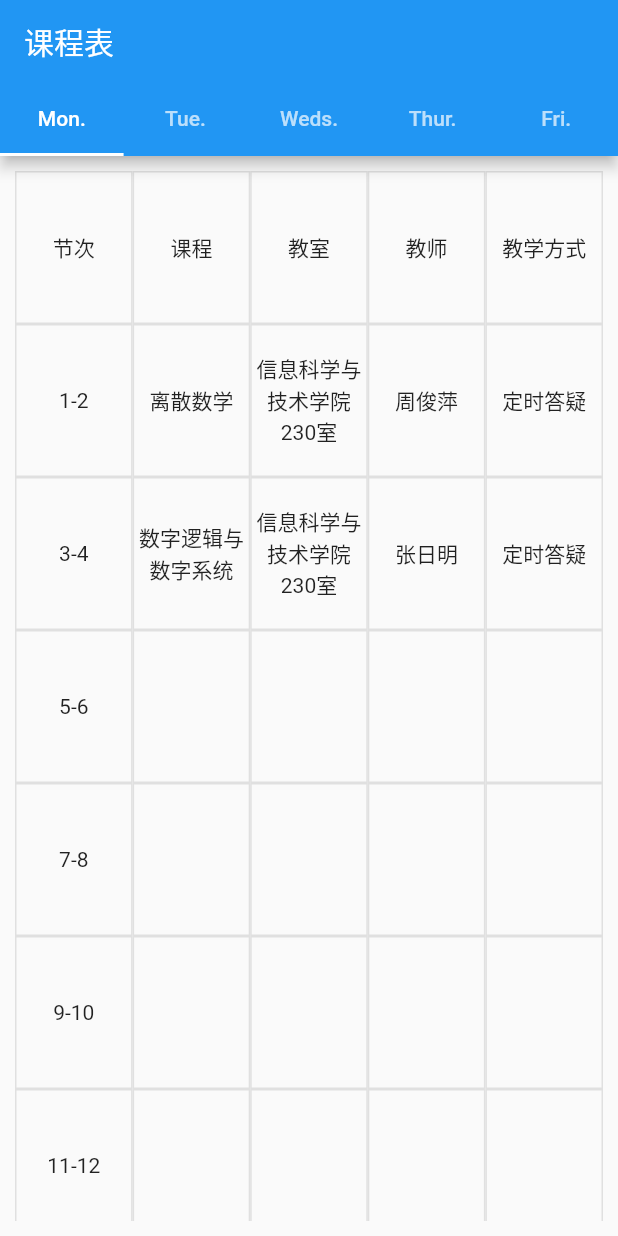
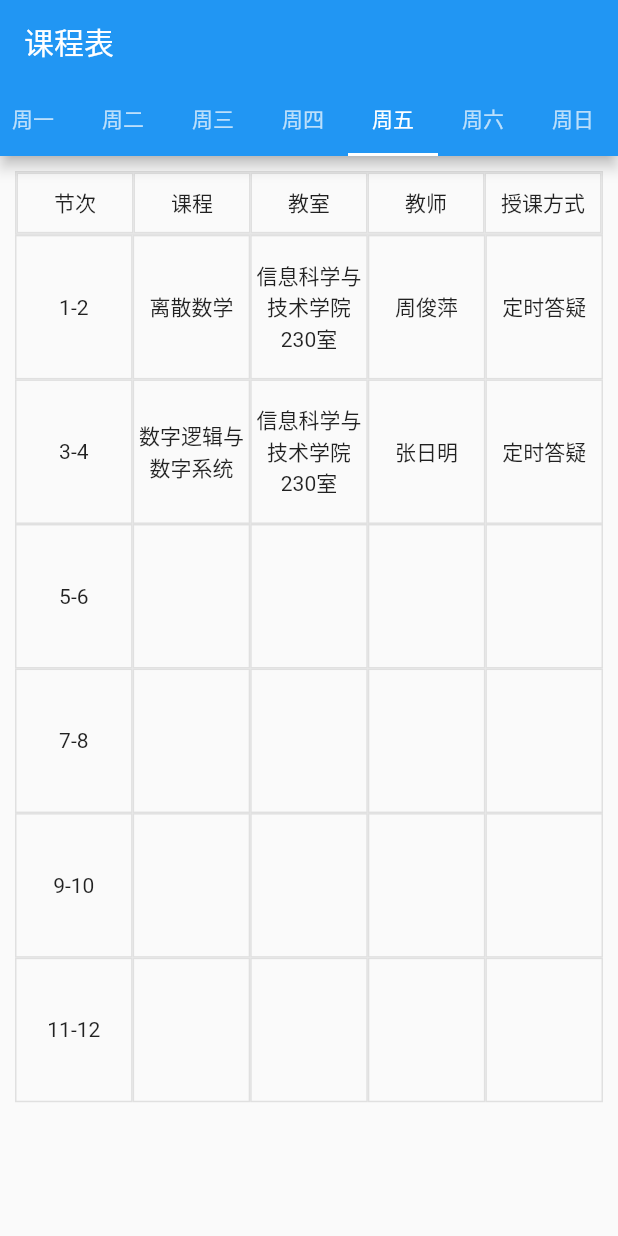
Before and after one commit to Hope-Studio/flutter-practice, a Flutter app: the screen it shows after launch, on a phone screen of 412 x 824 dp. Run offline on Flutter 3.47's test engine with Material 2 defaults, Android fonts, the light colour scheme and no system bars.

Commit message:
demo1: set the current weekday as the initial index

```diff
--- a/lib/main.dart
+++ b/lib/main.dart
@@ -1,5 +1,5 @@
 import 'package:flutter/material.dart';
-import 'tabs.dart';
+import 'tabs_demo1.dart';
 
 void main() => runApp(MyApp());
 
--- /dev/null
+++ b/lib/size_config.dart
@@ -0,0 +1,29 @@
+import 'package:flutter/material.dart';
+
+class SizeConfig {
+  static MediaQueryData _mediaQueryData;
+  static double screenWidth;
+  static double screenHight;
+  static double defalutSize;
+  // ignore: unused_field
+  static Orientation _orientation;
+
+  void init(BuildContext context) {
+    //获取当前设备的信息
+    _mediaQueryData = MediaQuery.of(context);
+    screenWidth = _mediaQueryData.size.width;
+    screenHight = _mediaQueryData.size.height;
+    //横竖屏
+    _orientation = _mediaQueryData.orientation;
+  }
+}
+
+double getProportionateScreenHight(double inputHight) {
+  final double screenHight = SizeConfig.screenHight;
+  return (inputHight / 812.0) * screenHight;
+}
+
+double getProportionateScreenWidth(double inputWidth) {
+  final double screenWidth = SizeConfig.screenWidth;
+  return (inputWidth / 812.0) * screenWidth;
+}
--- a/lib/tabs.dart
+++ /dev/null
@@ -1,77 +0,0 @@
-import 'package:flutter/material.dart';
-import 'demo.dart';
-import 'data.dart';
-
-class Tabs extends StatefulWidget {
-  const Tabs({Key key}) : super(key: key);
-
-  @override
-  _TabsState createState() => _TabsState();
-}
-
-class _TabsState extends State<Tabs> with SingleTickerProviderStateMixin {
-  TabController _tabController;
-  List<Map> list = [];
-  @override
-  //初始化
-  void initState() {
-    super.initState();
-    //tabController
-    _tabController = TabController(vsync: this, length: 5);
-    _tabController.addListener(() {
-      // ignore: avoid_print
-      print(_tabController.index);
-    });
-    //
-    for (int i = 0; i < timeTable.length; i++) {
-      if (timeTable[i] != null) list.add(timeTable[i]);
-    }
-    super.initState();
-  }
-
-  @override
-  void dispose() {
-    super.dispose();
-  }
-
-  //动态列表
-  Widget temp = ListView.builder(
-      itemCount: timeTable.length,
-      itemBuilder: (BuildContext context, int index) {
-        return Row(
-          children: [
-            Expanded(child: label(timeTable[index]['节次'])),
-            Expanded(child: label(timeTable[index]['课程'])),
-            Expanded(child: label(timeTable[index]['教室'])),
-            Expanded(child: label(timeTable[index]['教师'])),
-            Expanded(child: label(timeTable[index]['教学方式'])),
-          ],
-        );
-      });
-
-  @override
-  Widget build(BuildContext context) => Scaffold(
-      appBar: AppBar(
-        title: const Text("课程表"),
-        bottom: TabBar(
-          controller: _tabController,
-          tabs: [
-            const Tab(text: 'Mon.'),
-            const Tab(text: 'Tue.'),
-            const Tab(text: 'Weds.'),
-            const Tab(text: 'Thur.'),
-            const Tab(text: 'Fri.'),
-          ],
-        ),
-      ),
-      body: TabBarView(
-        controller: _tabController,
-        children: <Widget>[
-          Padding(padding: EdgeInsets.all(10), child: temp),
-          Padding(padding: EdgeInsets.all(10), child: temp),
-          Padding(padding: EdgeInsets.all(10), child: temp),
-          Padding(padding: EdgeInsets.all(10), child: temp),
-          Padding(padding: EdgeInsets.all(10), child: temp),
-        ],
-      ));
-}
--- /dev/null
+++ b/lib/tabs_demo1.dart
@@ -0,0 +1,106 @@
+import 'package:flutter/material.dart';
+import 'package:timetable_joan/size_config.dart';
+import 'widgets.dart';
+import 'data.dart';
+
+class Tabs extends StatefulWidget {
+  const Tabs({Key key}) : super(key: key);
+
+  @override
+  _TabsState createState() => _TabsState();
+}
+
+class _TabsState extends State<Tabs> with SingleTickerProviderStateMixin {
+  TabController _tabController;
+  var today = DateTime.now();
+
+  List<Map> list = [];
+
+  @override
+  //初始化
+  void initState() {
+    super.initState();
+    //tabController
+    _tabController = TabController(vsync: this, length: 7);
+    _tabController.index = today.weekday - 1;
+    _tabController.addListener(() {
+      // ignore: avoid_print
+      print(_tabController.index);
+    });
+    //
+    for (int i = 0; i < timeTable.length; i++) {
+      if (timeTable[i] != null) list.add(timeTable[i]);
+    }
+    super.initState();
+  }
+
+  @override
+  void dispose() {
+    super.dispose();
+  }
+
+  //动态列表
+  Widget temp = ListView.builder(
+      itemCount: timeTable.length,
+      physics: const NeverScrollableScrollPhysics(),
+      shrinkWrap: true,
+      itemBuilder: (BuildContext context, int index) {
+        return Row(
+          children: [
+            Expanded(child: label(timeTable[index]['节次'])),
+            Expanded(child: label(timeTable[index]['课程'])),
+            Expanded(child: label(timeTable[index]['教室'])),
+            Expanded(child: label(timeTable[index]['教师'])),
+            Expanded(child: label(timeTable[index]['教学方式'])),
+          ],
+        );
+      });
+
+  @override
+  Widget build(BuildContext context) {
+    SizeConfig().init(context);
+    return Scaffold(
+        appBar: AppBar(
+          title: const Text("课程表"),
+          bottom: TabBar(
+            isScrollable: true,
+            controller: _tabController,
+            tabs: [
+              const Tab(text: '周一'),
+              const Tab(text: '周二'),
+              const Tab(text: '周三'),
+              const Tab(text: '周四'),
+              const Tab(text: '周五'),
+              const Tab(text: '周六'),
+              const Tab(text: '周日'),
+            ],
+          ),
+        ),
+        body: TabBarView(
+          controller: _tabController,
+          children: <Widget>[
+            Padding(
+                padding: EdgeInsets.all(10),
+                child: Column(children: [optionRow(), temp])),
+            Padding(
+                padding: EdgeInsets.all(10),
+                child: Column(children: [optionRow(), temp])),
+            Padding(
+                padding: EdgeInsets.all(10),
+                child: Column(children: [optionRow(), temp])),
+            Padding(
+                padding: EdgeInsets.all(10),
+                child: Column(children: [optionRow(), temp])),
+            Padding(
+                padding: EdgeInsets.all(10),
+                child: Column(children: [optionRow(), temp])),
+            Padding(
+                padding: EdgeInsets.all(10),
+                child: Column(children: [optionRow(), temp])),
+            Padding(
+                padding: EdgeInsets.all(10),
+                child: Column(children: [optionRow(), temp])),
+          ],
+        ));
+  }
+}
--- a/lib/demo.dart
+++ b/lib/widgets.dart
@@ -1,12 +1,13 @@
 import 'package:flutter/material.dart';
-import 'package:timetable_joan/components.dart';
+import 'package:timetable_joan/constants.dart';
+import 'package:timetable_joan/size_config.dart';
 
 Container label(String text) => Container(
     decoration: BoxDecoration(
       border: Border.all(color: primaryColor),
     ),
     child: SizedBox(
-      height: 100,
+      height: getProportionateScreenHight(93),
       child: Center(
         child: Text(text, textAlign: TextAlign.center),
       ),
@@ -17,7 +18,7 @@ Container option(String text) => Container(
       border: Border.all(color: primaryColor),
     ),
     child: SizedBox(
-      height: 30,
+      height: getProportionateScreenHight(38),
       child: Center(
         child: Text(text, textAlign: TextAlign.center),
       ),
@@ -28,11 +29,11 @@ Container optionRow() => Container(
       border: Border.all(color: primaryColor),
     ),
     child: Row(children: [
-      option("节次"),
-      option("课程"),
-      option("教室"),
-      option("教师"),
-      option("授课方式"),
+      Expanded(child: option("节次")),
+      Expanded(child: option("课程")),
+      Expanded(child: option("教室")),
+      Expanded(child: option("教师")),
+      Expanded(child: option("授课方式")),
     ]));
 
 // for (int i = 0;i < timeTable.lenth;i++){
```
Also changed, not shown: lib/data.dart (+112 -7 lines), lib/constants.dart (renamed from lib/components.dart).
